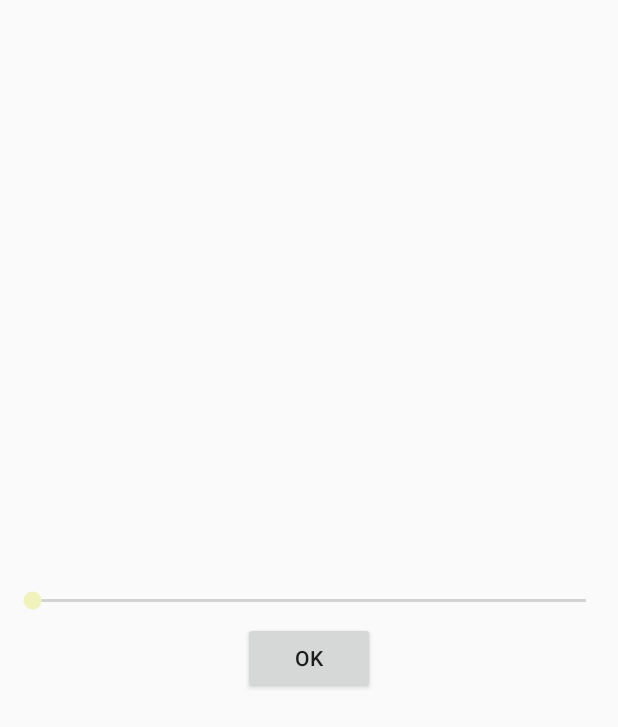
After one commit to SimonFM/MapAlarm, an Android app: the layout radius_settings.xml on its own in the app's theme, with its tools: preview values and no code run, on a phone screen of 412 x 824 dp. The commit adds this screen. Shown: the top 727 px of the screen. Run offline under Robolectric (Android 15) with nearby library versions, the phone set to English and light mode, and no system bars.

Commit message:
Added Customisable distance from target

```diff
--- a/app/src/main/java/nintendont/mapalarm/utils/Constants.java
+++ b/app/src/main/java/nintendont/mapalarm/utils/Constants.java
@@ -15,6 +15,7 @@ public class Constants {
     public static final String LONGITUDE_KEY = LOCATION_KEY.concat(".latitude.key");
     public static final String AlARM_SET = APP_PACKAGE_REFERENCE.concat(".alarm.value");
     public static final String AlARM_SERVICE = APP_PACKAGE_REFERENCE.concat(".service.alarm.value");
+    public static final String RADIUS = APP_PACKAGE_REFERENCE.concat(".distance.radius");
 
     //Broadcast Receiver Intent things
     public static final String LATITUDE = LOCATION_KEY.concat(".latitude");
--- /dev/null
+++ b/app/src/main/res/layout/radius_settings.xml
@@ -0,0 +1,29 @@
+<?xml version="1.0" encoding="utf-8"?>
+<LinearLayout xmlns:android="http://schemas.android.com/apk/res/android"
+    android:id="@+id/root_dialog"
+    android:orientation="vertical"
+    android:gravity="center"
+    android:layout_width="match_parent"
+    android:layout_height="match_parent">
+
+    <TextView android:id="@+id/level_txt"
+        android:layout_width="fill_parent"
+        android:layout_height="wrap_content"
+        android:gravity="center"
+        android:layout_marginTop="5dp"
+        android:textStyle="bold"
+        android:text=""/>
+
+    <SeekBar android:id="@+id/level_seek"
+        android:layout_width="match_parent"
+        android:layout_height="wrap_content"
+        android:gravity="center"
+        android:layout_margin="5dp" />
+
+    <Button android:id="@+id/level_ok"
+        android:layout_width="wrap_content"
+        android:layout_height="wrap_content"
+        android:gravity="center"
+        android:text="OK"/>
+
+</LinearLayout>
```
Also changed, not shown: app/src/main/java/nintendont/mapalarm/activity/AppSettings.java (+13 -0 lines), app/src/main/java/nintendont/mapalarm/activity/MapsActivity.java (+75 -0 lines), app/src/main/java/nintendont/mapalarm/services/LocationService.java (+3 -4 lines), app/src/main/res/drawable/ic_options.xml (added, +9 -0 lines), app/src/main/res/layout/activity_maps.xml (+13 -2 lines).
